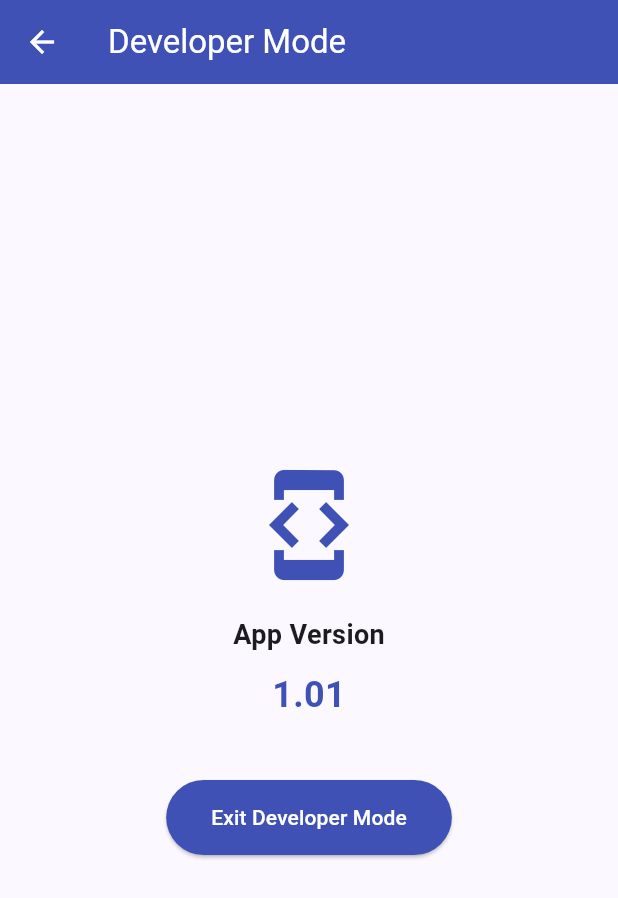
After one commit to noodev8/noovos, a Flutter app: the HiddenDeveloperScreen screen opened directly, on a phone screen of 412 x 824 dp. The commit adds this screen. Shown: the top 898 px of the screen. Run offline on Flutter 3.47's test engine with Material 3 defaults, Android fonts, the light colour scheme and no system bars; our stand-ins replace cached_network_image, shared_preferences; accounts and stored records are empty; network calls fail.

Commit message:
Developer mode tap logo

```diff
--- a/noovos_flutter/lib/config/app_config.dart
+++ b/noovos_flutter/lib/config/app_config.dart
@@ -8,25 +8,23 @@ and comment out the others. This file is the single source of truth for the API
 */
 
 class AppConfig {
-  // API Configuration - UNCOMMENT THE ONE YOU NEED
   static const String apiBaseUrl = 'http://192.168.1.88:3000'; // Home
   // static const String apiBaseUrl = 'http://192.168.1.88:3000'; // Grays Aunty
   // static const String apiBaseUrl = 'http://192.168.1.230:3000'; // Grays Costas
   // static const String apiBaseUrl = 'http://192.168.1.94:3000'; // 3 Cumberland
   // static const String apiBaseUrl = 'http://192.168.1.174:3000'; // Chippy
 
-  // Production server
+  // VPS Server
   // static const String apiBaseUrl = 'https://api.noovos.com';
   // static const String apiBaseUrl = 'https://api.noovos.com';
   // static const String apiBaseUrl = 'http://77.68.13.150:3001'; // Server Test
 
+  // App Settings
+  static const String appName = 'Noovos';
+  static const String appVersion = '1.01';
 
   // Image Server URL
   static const String imageBaseUrl = 'https://noovos.brookfieldcomfort.com/image';
-
-  // App Settings
-  static const String appName = 'Noovos';
-  static const String appVersion = '1.20';
 
   // Timeout Settings (in seconds)
   static const int connectionTimeout = 30;
@@ -35,7 +33,4 @@ class AppConfig {
   // Feature Flags
   static const bool enableDebugLogs = true;
 
-  // Development Mode
-  // Set this to false before production release
-  static const bool developmentMode = false;
 }
--- /dev/null
+++ b/noovos_flutter/lib/screens/hidden_developer_screen.dart
@@ -0,0 +1,70 @@
+/*
+Hidden Developer Screen
+This screen is only accessible through a secret gesture (tapping the logo 5 times)
+Shows app version and other developer information
+*/
+
+import 'package:flutter/material.dart';
+import '../config/app_config.dart';
+import '../styles/app_styles.dart';
+
+class HiddenDeveloperScreen extends StatelessWidget {
+  const HiddenDeveloperScreen({super.key});
+
+  @override
+  Widget build(BuildContext context) {
+    return Scaffold(
+      appBar: AppBar(
+        title: const Text('Developer Mode'),
+        backgroundColor: AppStyles.primaryColor,
+        foregroundColor: Colors.white,
+      ),
+      body: Center(
+        child: Column(
+          mainAxisAlignment: MainAxisAlignment.center,
+          children: [
+            // Developer icon
+            const Icon(
+              Icons.developer_mode,
+              size: 80,
+              color: AppStyles.primaryColor,
+            ),
+            const SizedBox(height: 20),
+
+            // App version
+            const Text(
+              'App Version',
+              style: TextStyle(
+                fontSize: 18,
+                fontWeight: FontWeight.bold,
+              ),
+            ),
+            const SizedBox(height: 10),
+            Text(
+              AppConfig.appVersion,
+              style: const TextStyle(
+                fontSize: 24,
+                fontWeight: FontWeight.bold,
+                color: AppStyles.primaryColor,
+              ),
+            ),
+            const SizedBox(height: 40),
+
+            // Exit button
+            ElevatedButton(
+              onPressed: () {
+                Navigator.of(context).pop();
+              },
+              style: ElevatedButton.styleFrom(
+                backgroundColor: AppStyles.primaryColor,
+                foregroundColor: Colors.white,
+                padding: const EdgeInsets.symmetric(horizontal: 30, vertical: 15),
+              ),
+              child: const Text('Exit Developer Mode'),
+            ),
+          ],
+        ),
+      ),
+    );
+  }
+}
```
Also changed, not shown: noovos_flutter/lib/screens/login_user_screen.dart (+39 -2 lines).
